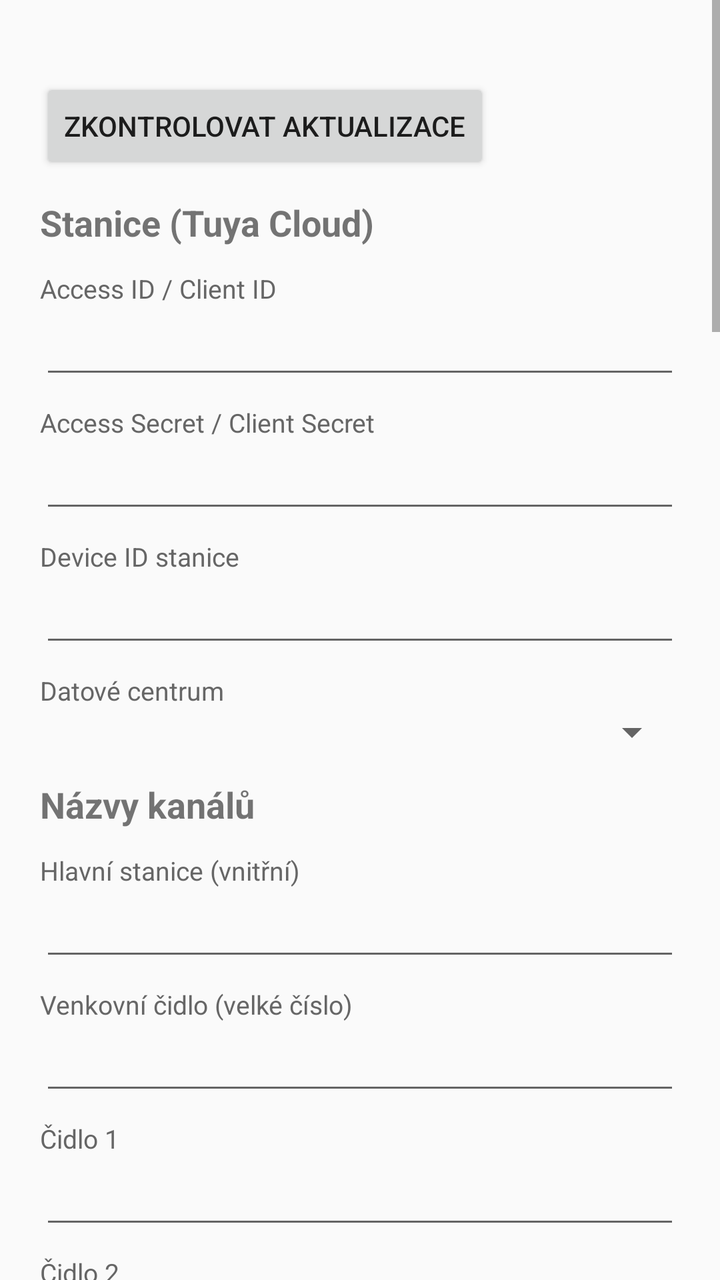
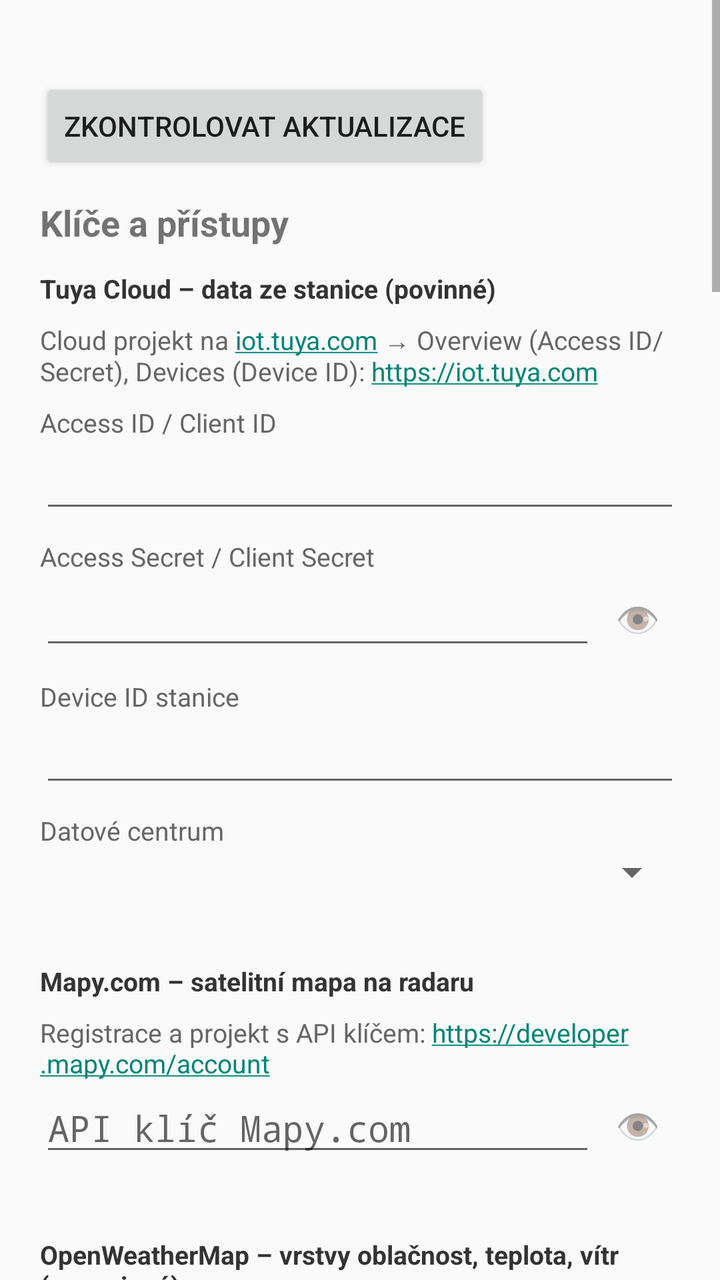

Compare the two renders of this Android layout. The source of the first and the diff that turns it into the second are given below.
<!-- AndroidManifest.xml: application theme android:Theme.Material.Light.DarkActionBar -->
<!-- res/layout/activity_settings.xml -->
<?xml version="1.0" encoding="utf-8"?>
<ScrollView xmlns:android="http://schemas.android.com/apk/res/android"
    android:layout_width="match_parent"
    android:layout_height="match_parent"
    android:fitsSystemWindows="true">

    <LinearLayout
        android:layout_width="match_parent"
        android:layout_height="wrap_content"
        android:orientation="vertical"
        android:padding="20dp">

        
        <TextView
            android:id="@+id/update_status"
            android:layout_width="match_parent"
            android:layout_height="wrap_content"
            android:textSize="14sp" />

        <Button
            android:id="@+id/update_button"
            android:layout_width="wrap_content"
            android:layout_height="wrap_content"
            android:text="Zkontrolovat aktualizace" />

        <TextView style="@style/Section" android:text="Stanice (Tuya Cloud)" />

        <TextView style="@style/Label" android:text="Access ID / Client ID" />
        <EditText android:id="@+id/access_id" style="@style/Field" android:inputType="text" />

        <TextView style="@style/Label" android:text="Access Secret / Client Secret" />
        <EditText android:id="@+id/access_secret" style="@style/Field" android:inputType="textPassword" />

        <TextView style="@style/Label" android:text="Device ID stanice" />
        <EditText android:id="@+id/device_id" style="@style/Field" android:inputType="text" />

        <TextView style="@style/Label" android:text="Datové centrum" />
        <Spinner
            android:id="@+id/data_center"
            android:layout_width="match_parent"
            android:layout_height="wrap_content" />

        <TextView style="@style/Section" android:text="Názvy kanálů" />

        <TextView style="@style/Label" android:text="Hlavní stanice (vnitřní)" />
        <EditText android:id="@+id/name_in" style="@style/Field" android:inputType="text" />

        <TextView style="@style/Label" android:text="Venkovní čidlo (velké číslo)" />
        <EditText android:id="@+id/name_out" style="@style/Field" android:inputType="text" />

        <TextView style="@style/Label" android:text="Čidlo 1" />
        <EditText android:id="@+id/name_s1" style="@style/Field" android:inputType="text" />

        <TextView style="@style/Label" android:text="Čidlo 2" />
        <EditText android:id="@+id/name_s2" style="@style/Field" android:inputType="text" />

        <TextView style="@style/Label" android:text="Čidlo 3" />
        <EditText android:id="@+id/name_s3" style="@style/Field" android:inputType="text" />

        <TextView style="@style/Section" android:text="Předpověď na 10 dní" />

        <TextView style="@style/Label" android:text="Zdroj" />
        <Spinner
            android:id="@+id/fc_source"
            android:layout_width="match_parent"
            android:layout_height="wrap_content" />

        <TextView
            android:id="@+id/google_key_label"
            style="@style/Label"
            android:text="Google Maps Platform API klíč (Weather API)" />
        <EditText android:id="@+id/google_key" style="@style/Field" android:inputType="textPassword" />

        <TextView style="@style/Label" android:text="Místo" />
        <EditText android:id="@+id/loc_name" style="@style/Field" android:inputType="text" />

        <LinearLayout
            android:layout_width="match_parent"
            android:layout_height="wrap_content"
            android:orientation="horizontal">

            <LinearLayout
                android:layout_width="0dp"
                android:layout_height="wrap_content"
                android:layout_weight="1"
                android:orientation="vertical">
                <TextView style="@style/Label" android:text="Zeměpisná šířka" />
                <EditText
                    android:id="@+id/loc_lat"
                    style="@style/Field"
                    android:inputType="numberDecimal|numberSigned" />
            </LinearLayout>

            <LinearLayout
                android:layout_width="0dp"
                android:layout_height="wrap_content"
                android:layout_marginStart="12dp"
                android:layout_weight="1"
                android:orientation="vertical">
                <TextView style="@style/Label" android:text="Zeměpisná délka" />
                <EditText
                    android:id="@+id/loc_lon"
                    style="@style/Field"
                    android:inputType="numberDecimal|numberSigned" />
            </LinearLayout>
        </LinearLayout>

        <TextView style="@style/Section" android:text="Vlhkost doma" />

        <CheckBox android:id="@+id/n_hum" android:layout_width="wrap_content" android:layout_height="wrap_content" android:text="Hlídat vlhkost doma (upozornění + pásmo v grafu)" />
        <LinearLayout android:layout_width="match_parent" android:layout_height="wrap_content" android:orientation="horizontal">
            <LinearLayout android:layout_width="0dp" android:layout_height="wrap_content" android:layout_weight="1" android:orientation="vertical">
                <TextView style="@style/Label" android:text="Minimum (%)" />
                <EditText android:id="@+id/n_hum_min" style="@style/Field" android:inputType="number" />
            </LinearLayout>
            <LinearLayout android:layout_width="0dp" android:layout_height="wrap_content" android:layout_marginStart="12dp" android:layout_weight="1" android:orientation="vertical">
                <TextView style="@style/Label" android:text="Maximum (%)" />
                <EditText android:id="@+id/n_hum_max" style="@style/Field" android:inputType="number" />
            </LinearLayout>
        </LinearLayout>
        <TextView style="@style/Label" android:text="Další čidla v grafu vlhkosti (Doma a Venku jsou vždy)" />
        <CheckBox android:id="@+id/hum_chart_1" android:layout_width="wrap_content" android:layout_height="wrap_content" android:text="Čidlo 1" />
        <CheckBox android:id="@+id/hum_chart_2" android:layout_width="wrap_content" android:layout_height="wrap_content" android:text="Čidlo 2" />
        <CheckBox android:id="@+id/hum_chart_3" android:layout_width="wrap_content" android:layout_height="wrap_content" android:text="Čidlo 3" />

        <TextView style="@style/Section" android:text="Upozornění" />

        <CheckBox android:id="@+id/n_frost" android:layout_width="wrap_content" android:layout_height="wrap_content" android:text="Mráz – teplota venku pod (°C):" />
        <EditText android:id="@+id/n_frost_lim" style="@style/Field" android:inputType="numberDecimal|numberSigned" />

        <CheckBox android:id="@+id/n_rain" android:layout_width="wrap_content" android:layout_height="wrap_content" android:layout_marginTop="6dp" android:text="Začátek deště (podle stanice)" />

        <CheckBox android:id="@+id/n_wind" android:layout_width="wrap_content" android:layout_height="wrap_content" android:layout_marginTop="6dp" android:text="Silný vítr – nárazy od (km/h):" />
        <EditText android:id="@+id/n_wind_lim" style="@style/Field" android:inputType="numberDecimal" />

        <CheckBox android:id="@+id/n_pres" android:layout_width="wrap_content" android:layout_height="wrap_content" android:layout_marginTop="6dp" android:text="Rychlý pokles tlaku – za 3 h o (hPa):" />
        <EditText android:id="@+id/n_pres_lim" style="@style/Field" android:inputType="numberDecimal" />

        <CheckBox android:id="@+id/n_uv" android:layout_width="wrap_content" android:layout_height="wrap_content" android:layout_marginTop="6dp" android:text="Vysoké UV – index od:" />
        <EditText android:id="@+id/n_uv_lim" style="@style/Field" android:inputType="numberDecimal" />

        <CheckBox android:id="@+id/n_alerts" android:layout_width="wrap_content" android:layout_height="wrap_content" android:layout_marginTop="6dp" android:text="Výstrahy ČHMÚ" />
        <TextView style="@style/Label" android:text="Oblast výstrah (název ORP nebo okresu, např. Kyjov)" />
        <EditText android:id="@+id/alert_region" style="@style/Field" android:inputType="text" />

        <TextView style="@style/Section" android:text="Radar" />
        <TextView style="@style/Label" android:text="OpenWeatherMap API klíč (nepovinné – vrstvy oblačnost, teplota, vítr)" />
        <EditText android:id="@+id/owm_key" style="@style/Field" android:inputType="textPassword" />

        <TextView style="@style/Section" android:text="Historie" />
        <Button
            android:id="@+id/backfill"
            android:layout_width="wrap_content"
            android:layout_height="wrap_content"
            android:text="Znovu doplnit historii z Tuya (7 dní)" />
        <TextView
            android:id="@+id/backfill_result"
            android:layout_width="match_parent"
            android:layout_height="wrap_content"
            android:fontFamily="monospace"
            android:textIsSelectable="true"
            android:textSize="12sp" />

        <TextView style="@style/Section" android:text="Televize – jas a noční režim" />

        <TextView
            android:id="@+id/tv_day_label"
            style="@style/Label"
            android:text="Jas ve dne" />
        <SeekBar
            android:id="@+id/tv_day"
            android:layout_width="match_parent"
            android:layout_height="wrap_content"
            android:max="100" />

        <CheckBox
            android:id="@+id/tv_anim_icons"
            android:layout_width="wrap_content"
            android:layout_height="wrap_content"
            android:layout_marginTop="8dp"
            android:text="Animované ikony předpovědi (v noci vypnuté)" />

        <CheckBox
            android:id="@+id/tv_night_on"
            android:layout_width="wrap_content"
            android:layout_height="wrap_content"
            android:layout_marginTop="8dp"
            android:text="Noční režim" />

        <TextView
            android:id="@+id/tv_night_label"
            style="@style/Label"
            android:text="Jas v noci" />
        <SeekBar
            android:id="@+id/tv_night"
            android:layout_width="match_parent"
            android:layout_height="wrap_content"
            android:max="100" />

        <LinearLayout
            android:layout_width="match_parent"
            android:layout_height="wrap_content"
            android:orientation="horizontal">

            <LinearLayout
                android:layout_width="0dp"
                android:layout_height="wrap_content"
                android:layout_weight="1"
                android:orientation="vertical">
                <TextView style="@style/Label" android:text="Noc od (hodina)" />
                <EditText
                    android:id="@+id/tv_night_from"
                    style="@style/Field"
                    android:inputType="number"
                    android:maxLength="2" />
            </LinearLayout>

            <LinearLayout
                android:layout_width="0dp"
                android:layout_height="wrap_content"
                android:layout_marginStart="12dp"
                android:layout_weight="1"
                android:orientation="vertical">
                <TextView style="@style/Label" android:text="Noc do (hodina)" />
                <EditText
                    android:id="@+id/tv_night_to"
                    style="@style/Field"
                    android:inputType="number"
                    android:maxLength="2" />
            </LinearLayout>
        </LinearLayout>

        <TextView
            style="@style/Label"
            android:text="Na panelu v televizi mění jas i šipky nahoru/dolů. OK = nastavení, šipka doprava = obnovit." />

        <Button
            android:id="@+id/save"
            android:layout_width="match_parent"
            android:layout_height="wrap_content"
            android:layout_marginTop="20dp"
            android:text="Uložit a otestovat" />

        <TextView
            android:id="@+id/result"
            android:layout_width="match_parent"
            android:layout_height="wrap_content"
            android:layout_marginTop="16dp"
            android:fontFamily="monospace"
            android:textIsSelectable="true"
            android:textSize="13sp" />
    </LinearLayout>
</ScrollView>
<!-- resources referenced by this layout -->
<resources>
  <style name="Field">
          <item name="android:layout_width">match_parent</item>
          <item name="android:layout_height">wrap_content</item>
          <item name="android:singleLine">true</item>
      </style>
  <style name="Label">
          <item name="android:layout_width">match_parent</item>
          <item name="android:layout_height">wrap_content</item>
          <item name="android:layout_marginTop">8dp</item>
          <item name="android:textSize">13sp</item>
          <item name="android:textColor">#666666</item>
      </style>
  <style name="Section">
          <item name="android:layout_width">match_parent</item>
          <item name="android:layout_height">wrap_content</item>
          <item name="android:layout_marginTop">12dp</item>
          <item name="android:layout_marginBottom">4dp</item>
          <item name="android:textSize">18sp</item>
          <item name="android:textStyle">bold</item>
      </style>
</resources>

<!-- the commit's change to res/layout/activity_settings.xml (unified diff, before → after) -->
@@ -23,23 +23,46 @@
             android:layout_height="wrap_content"
             android:text="Zkontrolovat aktualizace" />
 
-        <TextView style="@style/Section" android:text="Stanice (Tuya Cloud)" />
-
+        <TextView style="@style/Section" android:text="Klíče a přístupy" />
+
+        <TextView style="@style/Label" android:textStyle="bold" android:textColor="#333333" android:text="Tuya Cloud – data ze stanice (povinné)" />
+        <TextView style="@style/Label" android:autoLink="web" android:text="Cloud projekt na iot.tuya.com → Overview (Access ID/Secret), Devices (Device ID): https://iot.tuya.com" />
         <TextView style="@style/Label" android:text="Access ID / Client ID" />
         <EditText android:id="@+id/access_id" style="@style/Field" android:inputType="text" />
-
         <TextView style="@style/Label" android:text="Access Secret / Client Secret" />
-        <EditText android:id="@+id/access_secret" style="@style/Field" android:inputType="textPassword" />
-
+        <LinearLayout android:layout_width="match_parent" android:layout_height="wrap_content" android:gravity="center_vertical" android:orientation="horizontal">
+            <EditText android:id="@+id/access_secret" android:layout_width="0dp" android:layout_height="wrap_content" android:layout_weight="1" android:singleLine="true" android:hint="" android:inputType="textPassword" />
+            <TextView android:id="@+id/eye_secret" android:layout_width="wrap_content" android:layout_height="wrap_content" android:padding="10dp" android:text="👁" android:textSize="18sp" />
+        </LinearLayout>
         <TextView style="@style/Label" android:text="Device ID stanice" />
         <EditText android:id="@+id/device_id" style="@style/Field" android:inputType="text" />
-
         <TextView style="@style/Label" android:text="Datové centrum" />
-        <Spinner
-            android:id="@+id/data_center"
-            android:layout_width="match_parent"
-            android:layout_height="wrap_content" />
-
+        <Spinner android:id="@+id/data_center" android:layout_width="match_parent" android:layout_height="wrap_content" />
+        <TextView android:id="@+id/st_tuya" android:layout_width="match_parent" android:layout_height="wrap_content" android:textSize="13sp" />
+
+        <TextView style="@style/Label" android:layout_marginTop="16dp" android:textStyle="bold" android:textColor="#333333" android:text="Mapy.com – satelitní mapa na radaru" />
+        <TextView style="@style/Label" android:autoLink="web" android:text="Registrace a projekt s API klíčem: https://developer.mapy.com/account" />
+        <LinearLayout android:layout_width="match_parent" android:layout_height="wrap_content" android:gravity="center_vertical" android:orientation="horizontal">
+            <EditText android:id="@+id/mapy_key" android:layout_width="0dp" android:layout_height="wrap_content" android:layout_weight="1" android:singleLine="true" android:hint="API klíč Mapy.com" android:inputType="textPassword" />
+            <TextView android:id="@+id/eye_mapy" android:layout_width="wrap_content" android:layout_height="wrap_content" android:padding="10dp" android:text="👁" android:textSize="18sp" />
+        </LinearLayout>
+        <TextView android:id="@+id/st_mapy" android:layout_width="match_parent" android:layout_height="wrap_content" android:textSize="13sp" />
+
+        <TextView style="@style/Label" android:layout_marginTop="16dp" android:textStyle="bold" android:textColor="#333333" android:text="OpenWeatherMap – vrstvy oblačnost, teplota, vítr (nepovinné)" />
+        <TextView style="@style/Label" android:autoLink="web" android:text="Účet zdarma, klíč v sekci My API keys: https://home.openweathermap.org/api_keys" />
+        <LinearLayout android:layout_width="match_parent" android:layout_height="wrap_content" android:gravity="center_vertical" android:orientation="horizontal">
+            <EditText android:id="@+id/owm_key" android:layout_width="0dp" android:layout_height="wrap_content" android:layout_weight="1" android:singleLine="true" android:hint="API klíč OpenWeatherMap" android:inputType="textPassword" />
+            <TextView android:id="@+id/eye_owm" android:layout_width="wrap_content" android:layout_height="wrap_content" android:padding="10dp" android:text="👁" android:textSize="18sp" />
+        </LinearLayout>
+        <TextView android:id="@+id/st_owm" android:layout_width="match_parent" android:layout_height="wrap_content" android:textSize="13sp" />
+
+        <TextView style="@style/Label" android:layout_marginTop="16dp" android:textStyle="bold" android:textColor="#333333" android:text="Google Weather API – volitelný zdroj předpovědi pro widget" />
+        <TextView style="@style/Label" android:autoLink="web" android:text="Google Cloud projekt s Weather API: https://developers.google.com/maps/documentation/weather" />
+        <LinearLayout android:layout_width="match_parent" android:layout_height="wrap_content" android:gravity="center_vertical" android:orientation="horizontal">
+            <EditText android:id="@+id/google_key" android:layout_width="0dp" android:layout_height="wrap_content" android:layout_weight="1" android:singleLine="true" android:hint="API klíč Google" android:inputType="textPassword" />
+            <TextView android:id="@+id/eye_google" android:layout_width="wrap_content" android:layout_height="wrap_content" android:padding="10dp" android:text="👁" android:textSize="18sp" />
+        </LinearLayout>
+        <TextView android:id="@+id/st_google" android:layout_width="match_parent" android:layout_height="wrap_content" android:textSize="13sp" />
         <TextView style="@style/Section" android:text="Názvy kanálů" />
 
         <TextView style="@style/Label" android:text="Hlavní stanice (vnitřní)" />
@@ -65,11 +88,6 @@
             android:layout_width="match_parent"
             android:layout_height="wrap_content" />
 
-        <TextView
-            android:id="@+id/google_key_label"
-            style="@style/Label"
-            android:text="Google Maps Platform API klíč (Weather API)" />
-        <EditText android:id="@+id/google_key" style="@style/Field" android:inputType="textPassword" />
 
         <TextView style="@style/Label" android:text="Místo" />
         <EditText android:id="@+id/loc_name" style="@style/Field" android:inputType="text" />
@@ -142,10 +160,6 @@
         <CheckBox android:id="@+id/n_alerts" android:layout_width="wrap_content" android:layout_height="wrap_content" android:layout_marginTop="6dp" android:text="Výstrahy ČHMÚ" />
         <TextView style="@style/Label" android:text="Oblast výstrah (název ORP nebo okresu, např. Kyjov)" />
         <EditText android:id="@+id/alert_region" style="@style/Field" android:inputType="text" />
-
-        <TextView style="@style/Section" android:text="Radar" />
-        <TextView style="@style/Label" android:text="OpenWeatherMap API klíč (nepovinné – vrstvy oblačnost, teplota, vítr)" />
-        <EditText android:id="@+id/owm_key" style="@style/Field" android:inputType="textPassword" />
 
         <TextView style="@style/Section" android:text="Historie" />
         <Button
